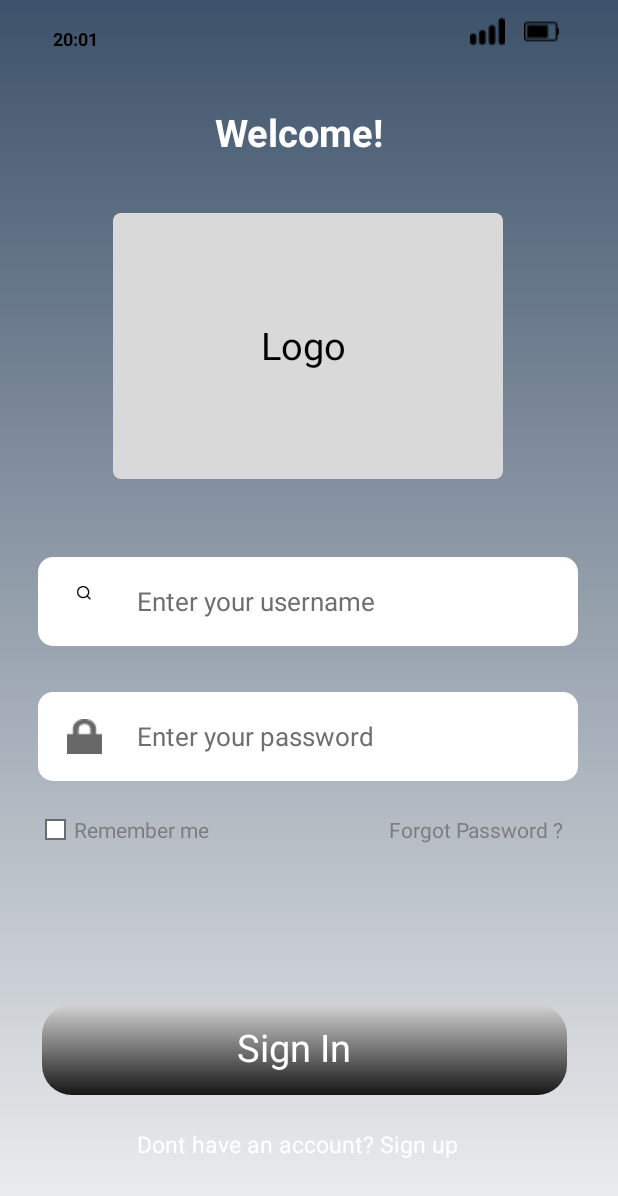
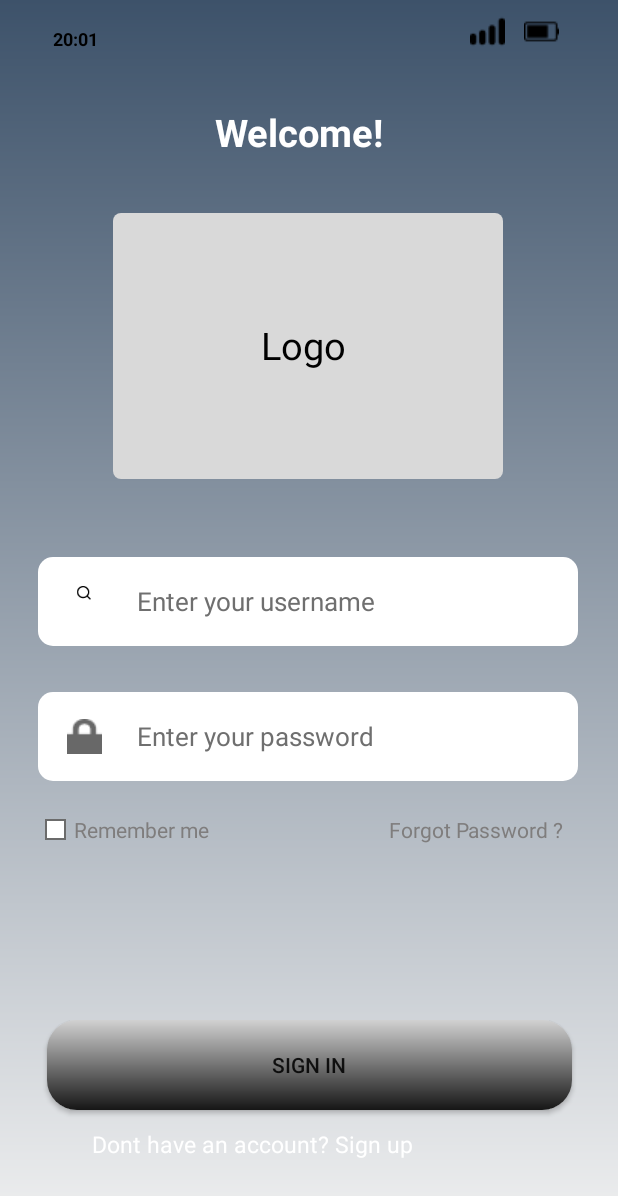
Before and after one commit to MOWEBS-PROJECT/MOWEBS-MOBILE, an Android app: the screen it shows after launch (sign_in_activity before the commit, SignInActivity after it), on a phone screen of 412 x 824 dp. Shown: the top 1196 px of the screen. Run offline under Robolectric (Android 15) with nearby library versions, the light colour scheme and no system bars; 1 statement that could not run was skipped.

Commit message:
Fix SignIn Button

```diff
--- a/app/src/main/java/com/example/mowebs/sign_in_activity.java
+++ b/app/src/main/java/com/example/mowebs/SignInActivity.java
@@ -25,7 +25,7 @@
 import android.widget.TextView;
 import android.widget.ImageView;
 
-public class sign_in_activity extends Activity {
+public class SignInActivity extends Activity {
 
 
 	private View _bg__sign_in_ek2;
@@ -81,5 +81,6 @@
 
 		//custom code goes here
 
+
 	}
 }
--- a/app/src/main/res/layout/sign_in.xml
+++ b/app/src/main/res/layout/sign_in.xml
@@ -227,11 +227,20 @@
 
 				<RelativeLayout
 					android:id="@+id/sign_in_"
-					android:layout_width="wrap_content"
+					android:layout_width="match_parent"
 					android:layout_height="wrap_content"
-					android:layout_marginStart="61dp"
-					android:layout_marginTop="680dp">
+					android:layout_marginStart="1dp"
+					android:layout_marginTop="680dp"
+					android:gravity="center">
 
+					<androidx.appcompat.widget.AppCompatButton
+						android:id="@+id/rectangle_7"
+						android:layout_width="350dp"
+						android:layout_height="60dp"
+						android:background="@drawable/rectangle_7_shape"
+						android:text="@string/sign_in_ek4_string"
+
+						/>
 					<TextView
 						android:id="@+id/don_t_have_an_account__sign_up"
 						android:layout_width="258.5dp"
@@ -244,24 +253,7 @@
 
 				</RelativeLayout>
 
-				<View   android:id="@+id/rectangle_7"
-					android:background="@drawable/rectangle_7_shape"
-					 android:layout_marginStart="28dp"
-					android:layout_marginTop="670dp"
-					android:layout_width="350dp"
-					android:layout_height="60dp" />
 
-				<TextView android:id="@+id/sign_in_ek4"
-					android:layout_gravity="center_horizontal|center"
-					android:gravity="center"
-					android:textSize="25sp"
-					android:textColor="@color/rectangle_6_color"
-					android:layout_marginLeft="57dp"
-					android:layout_marginTop="660dp"
-					android:layout_width="277dp"
-					android:layout_height="76.5dp"
-					android:text="@string/sign_in_ek4_string"
-					 />
 
 
 				<RelativeLayout android:id="@+id/remember_sign_in"
```
Also changed, not shown: app/src/main/AndroidManifest.xml (+11 -1 lines).
